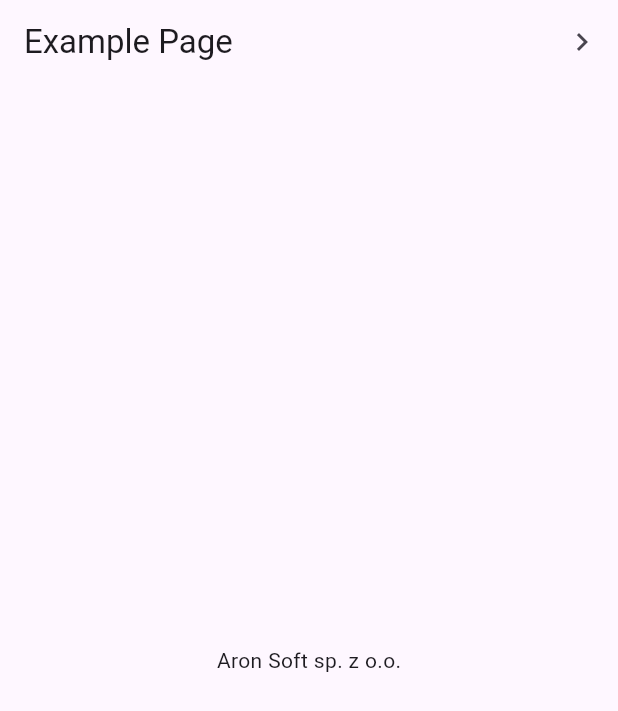
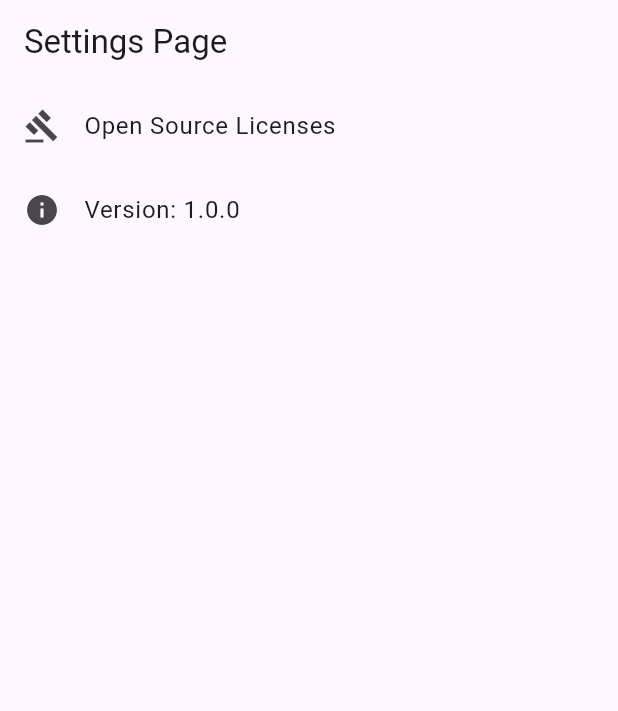
Before and after one commit to arononak/git_stamp, a Flutter app: the screen it shows after launch, on a phone screen of 412 x 824 dp. Shown: the top 711 px of the screen. Run offline on Flutter 3.47's test engine with Material 3 defaults, Android fonts, the phone set to English and light mode, and no system bars.

Commit message:
Example project new example page

```diff
--- a/example/lib/main.dart
+++ b/example/lib/main.dart
@@ -1,4 +1,5 @@
 import 'package:example/git_stamp/git_stamp_page.dart';
+import 'package:flutter/foundation.dart';
 import 'package:flutter/material.dart';
 
 void main() {
@@ -23,15 +24,36 @@ class ExamplePage extends StatelessWidget {
   Widget build(BuildContext context) {
     return Scaffold(
       appBar: AppBar(
-        title: Text('Example Page'),
-        actions: [
-          IconButton(
-            onPressed: () => showGitStampPage(context: context),
-            icon: const Icon(Icons.navigate_next),
+        title: Text('Settings Page'),
+      ),
+      body: Column(
+        children: [
+          ListTile(
+            title: Text('Open Source Licenses'),
+            leading: const Icon(Icons.gavel),
+            onTap: () => showLicensePage(context: context),
           ),
+          ListTile(
+            title: Text('Version: 1.0.0'),
+            leading: const Icon(Icons.info),
+            onTap: () {
+              ScaffoldMessenger.of(context).showSnackBar(
+                SnackBar(
+                  content: Text('1.0.0'),
+                  duration: const Duration(seconds: 2),
+                ),
+              );
+            },
+          ),
+          if (kDebugMode) ...[
+            ListTile(
+              title: const Text('Git Stamp'),
+              leading: const Icon(Icons.commit),
+              onTap: () => showGitStampPage(context: context),
+            ),
+          ],
         ],
       ),
-      body: Center(child: Text('Aron Soft sp. z o.o.')),
     );
   }
 }
```
